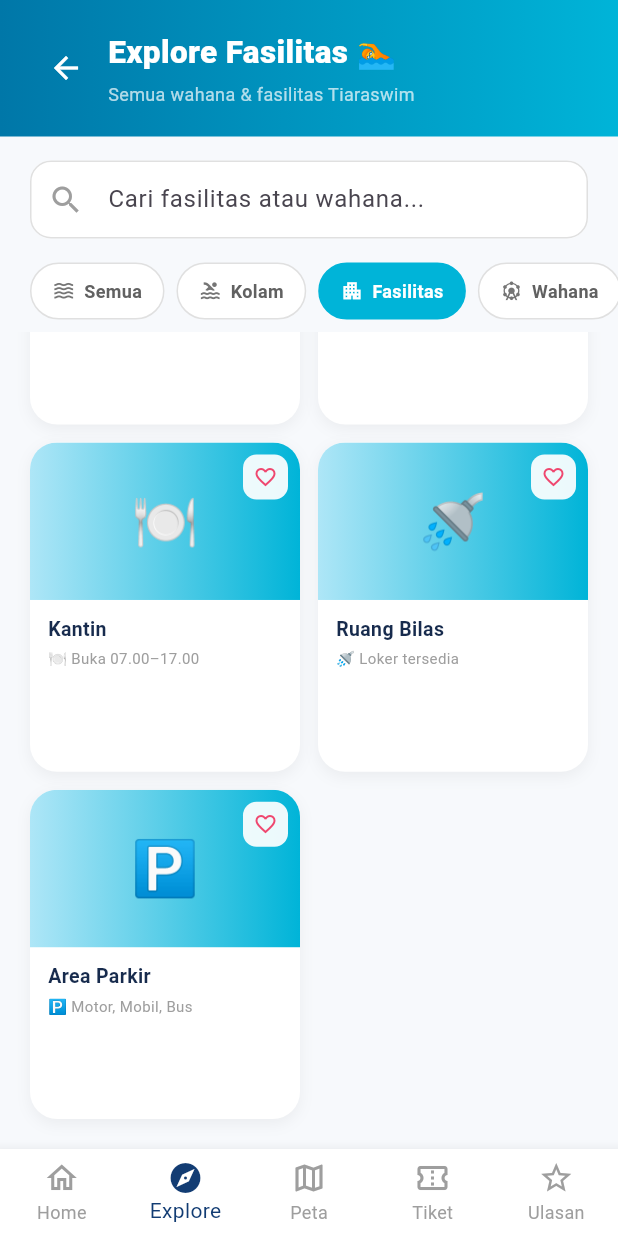
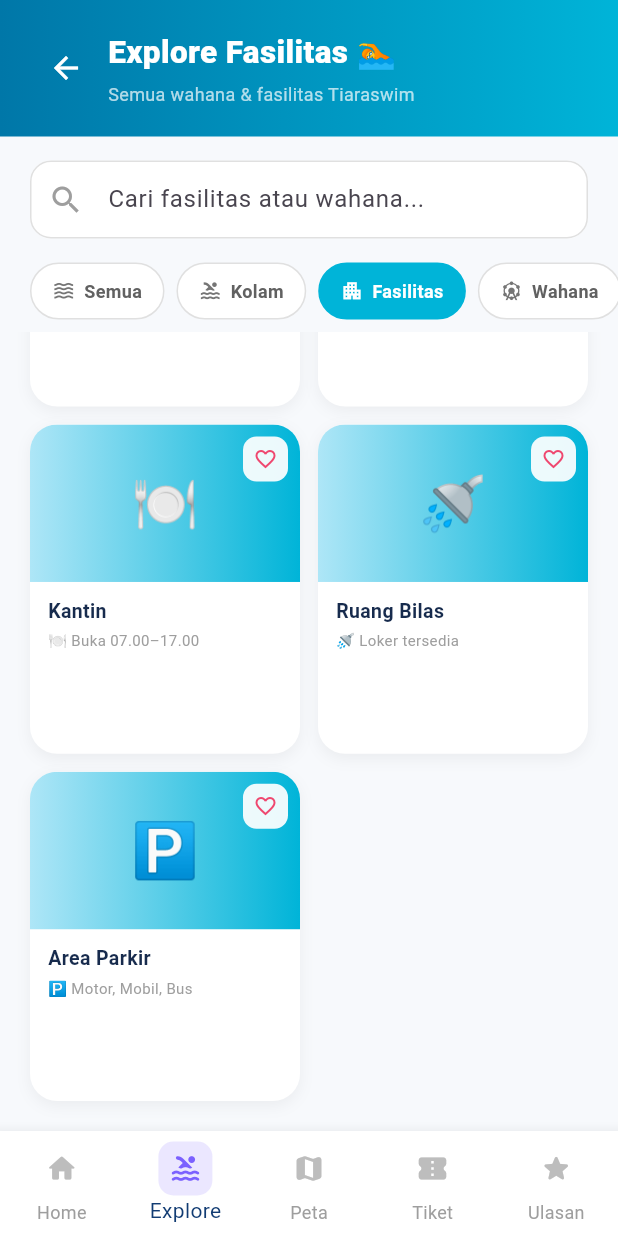
Before and after one commit to reza-git09/Aplikasi-Nexpool, a Flutter app: the screen it shows after launch, item 2 of the bottom bar chosen, scrolled down 576 dp, after a tap on "Fasilitas", on a phone screen of 412 x 824 dp. Run offline on Flutter 3.47's test engine with Material 3 defaults, Android fonts, the phone set to English and light mode, and no system bars; our stand-ins replace image_picker; network calls fail.

Commit message:
update kode home

```diff
--- a/lib/pages/explore_page.dart
+++ b/lib/pages/explore_page.dart
@@ -674,34 +674,34 @@ class _ExplorePageState extends State<ExplorePage> {
           }
         },
 
-        items: const [
+        items: [
           BottomNavigationBarItem(
-            icon: Icon(Icons.home_outlined),
-            activeIcon: Icon(Icons.home),
+            icon: _navIcon(Icons.home_rounded, const Color(0xFF00B4D8), false),
+            activeIcon: _navIcon(Icons.home_rounded, const Color(0xFF00B4D8), true),
             label: 'Home',
           ),
 
           BottomNavigationBarItem(
-            icon: Icon(Icons.explore_outlined),
-            activeIcon: Icon(Icons.explore),
+            icon: _navIcon(Icons.pool_rounded, const Color(0xFF7B61FF), false),
+            activeIcon: _navIcon(Icons.pool_rounded, const Color(0xFF7B61FF), true),
             label: 'Explore',
           ),
 
           BottomNavigationBarItem(
-            icon: Icon(Icons.map_outlined),
-            activeIcon: Icon(Icons.map),
+            icon: _navIcon(Icons.map_rounded, const Color(0xFF06D6A0), false),
+            activeIcon: _navIcon(Icons.map_rounded, const Color(0xFF06D6A0), true),
             label: 'Peta',
           ),
 
           BottomNavigationBarItem(
-            icon: Icon(Icons.confirmation_number_outlined),
-            activeIcon: Icon(Icons.confirmation_number),
+            icon: _navIcon(Icons.confirmation_number_rounded, const Color(0xFFFFB703), false),
+            activeIcon: _navIcon(Icons.confirmation_number_rounded, const Color(0xFFFFB703), true),
             label: 'Tiket',
           ),
 
           BottomNavigationBarItem(
-            icon: Icon(Icons.star_border),
-            activeIcon: Icon(Icons.star),
+            icon: _navIcon(Icons.star_rounded, const Color(0xFFEF476F), false),
+            activeIcon: _navIcon(Icons.star_rounded, const Color(0xFFEF476F), true),
             label: 'Ulasan',
           ),
         ],
@@ -821,8 +821,23 @@ class _ExplorePageState extends State<ExplorePage> {
       ),
     );
   }
+
+  Widget _navIcon(IconData icon, Color color, bool active) {
+    return Container(
+      width: 36,
+      height: 36,
+      decoration: BoxDecoration(
+        color: active ? color.withOpacity(0.15) : Colors.transparent,
+        borderRadius: BorderRadius.circular(10),
+      ),
+      child: Icon(
+        icon,
+        size: 22,
+        color: active ? color : Colors.grey.shade400,
+      ),
+    );
+  }
 }
-
 class _FavoriteButton extends StatefulWidget {
   const _FavoriteButton();
 
--- a/lib/pages/home_page.dart
+++ b/lib/pages/home_page.dart
@@ -411,6 +411,7 @@ class _HomePageState extends State<HomePage> {
 
               _buildEventSection(),
 
+              if (!allPool) ...[
                 const SizedBox(height: 28),
 
                 _buildPriceSection(detailPool),
@@ -434,6 +435,7 @@ class _HomePageState extends State<HomePage> {
                 const SizedBox(height: 28),
 
                 _buildRatingSection(detailPool),
+              ],
 
               const SizedBox(height: 40),
             ],
@@ -872,8 +874,8 @@ class _HomePageState extends State<HomePage> {
     final String rating =
         pool['rating']?.toString() ?? '-';
 
-    final String icon =
-        pool['icon']?.toString() ?? '🏊';
+    // ignore: unused_local_variable (icon disimpan untuk referensi UI ke depan)
+    // final String icon = pool['icon']?.toString() ?? '🏊';
 
     return GestureDetector(
       onTap: () {
@@ -2899,28 +2901,49 @@ class _HomePageState extends State<HomePage> {
         }
       },
 
-      items: const [
+      items: [
         BottomNavigationBarItem(
-          icon: Text('🏠'),
+          icon: _navIcon(Icons.home_rounded, const Color(0xFF00B4D8), false),
+          activeIcon: _navIcon(Icons.home_rounded, const Color(0xFF00B4D8), true),
           label: 'Home',
         ),
         BottomNavigationBarItem(
-          icon: Text('🏊'),
+          icon: _navIcon(Icons.pool_rounded, const Color(0xFF7B61FF), false),
+          activeIcon: _navIcon(Icons.pool_rounded, const Color(0xFF7B61FF), true),
           label: 'Explore',
         ),
         BottomNavigationBarItem(
-          icon: Text('🗺️'),
+          icon: _navIcon(Icons.map_rounded, const Color(0xFF06D6A0), false),
+          activeIcon: _navIcon(Icons.map_rounded, const Color(0xFF06D6A0), true),
           label: 'Peta',
         ),
         BottomNavigationBarItem(
-          icon: Text('🎟️'),
+          icon: _navIcon(Icons.confirmation_number_rounded, const Color(0xFFFFB703), false),
+          activeIcon: _navIcon(Icons.confirmation_number_rounded, const Color(0xFFFFB703), true),
           label: 'Tiket',
         ),
         BottomNavigationBarItem(
-          icon: Text('⭐'),
+          icon: _navIcon(Icons.star_rounded, const Color(0xFFEF476F), false),
+          activeIcon: _navIcon(Icons.star_rounded, const Color(0xFFEF476F), true),
           label: 'Ulasan',
         ),
       ],
     );
   }
-}
+
+  Widget _navIcon(IconData icon, Color color, bool active) {
+    return Container(
+      width: 36,
+      height: 36,
+      decoration: BoxDecoration(
+        color: active ? color.withOpacity(0.15) : Colors.transparent,
+        borderRadius: BorderRadius.circular(10),
+      ),
+      child: Icon(
+        icon,
+        size: 22,
+        color: active ? color : Colors.grey.shade400,
+      ),
+    );
+  }
+}
```
Also changed, not shown: analysis_options.yaml (+7 -2 lines), lib/pages/peta_page.dart (+27 -15 lines), lib/pages/review_page.dart (+59 -104 lines), lib/pages/tiket_page.dart (+27 -6 lines), 1 other file. Lines whose indentation alone changed are shown as unchanged.
